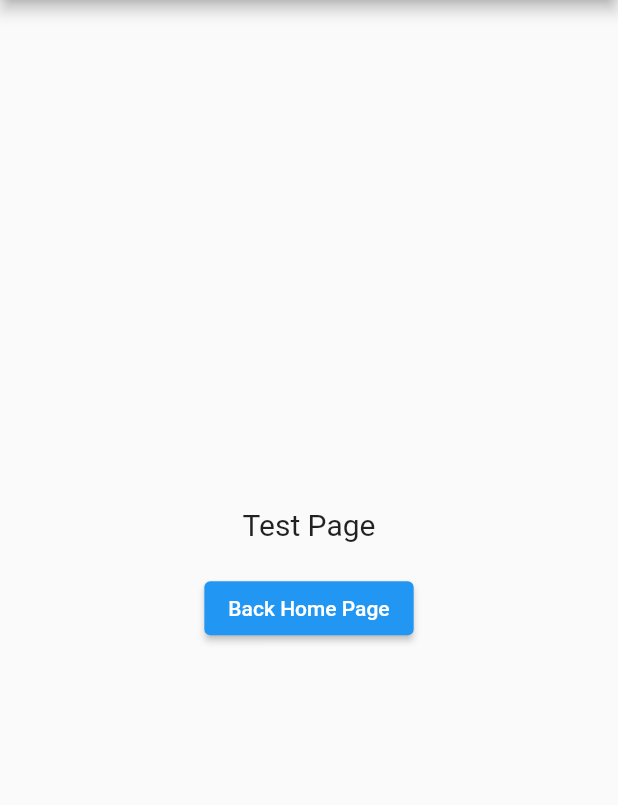
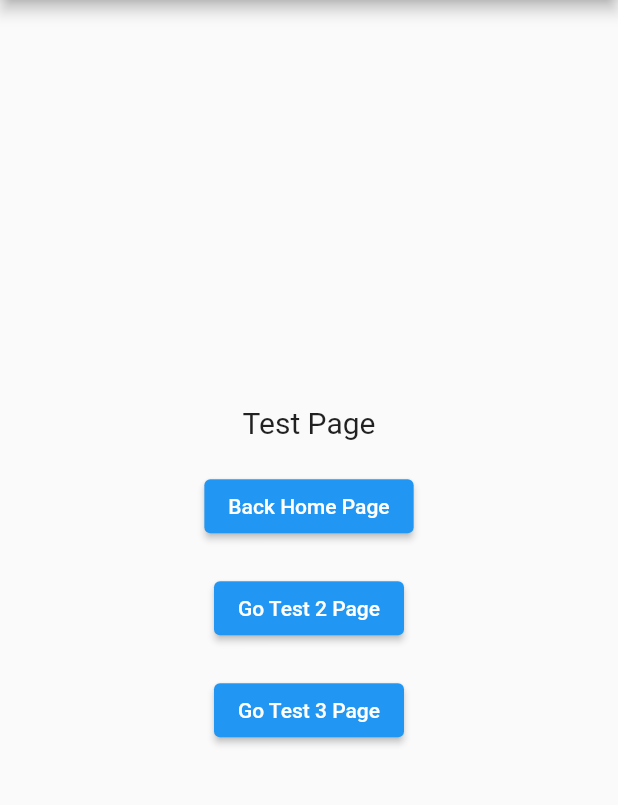
Before and after one commit to alihan-ulker/Flutter-Examples, a Flutter app: the ViewTest screen opened by its route, on a phone screen of 412 x 824 dp, the part 84-889 px from its top. Run offline on Flutter 3.47's test engine with Material 2 defaults, Android fonts, the light colour scheme and no system bars; our stand-ins replace fluro, flutter_spinkit, package_info_plus; missing offline and left inert: flutter_inappwebview.

Commit message:
test pages edited

```diff
--- a/flutter_fluro_example/lib/core/shared/ui_text.dart
+++ b/flutter_fluro_example/lib/core/shared/ui_text.dart
@@ -7,6 +7,9 @@ class UIText {
   static String buttonTest3 = "Test 3 Page";
 
   static String testsBackButton = "Back Home Page";
+  static String testButton = "Go Test Page";
+  static String test2Button = "Go Test 2 Page";
+  static String test3Button = "Go Test 3 Page";
 
   static String testPage = "Test Page";
   static String testPage2 = "Test 2 Page";
--- a/flutter_fluro_example/lib/src/views/view_test.dart
+++ b/flutter_fluro_example/lib/src/views/view_test.dart
@@ -33,6 +33,20 @@ class ViewTest extends StatelessWidget {
               },
               child: Text(UIText.testsBackButton),
             ),
+            const SizedBox(height: 20.0),
+            ElevatedButton(
+              onPressed: () {
+                AppUtils.startPush(context, route: Routes.testPage2);
+              },
+              child: Text(UIText.test2Button),
+            ),
+            const SizedBox(height: 20.0),
+            ElevatedButton(
+              onPressed: () {
+                AppUtils.startPush(context, route: Routes.testPage3);
+              },
+              child: Text(UIText.test3Button),
+            ),
           ],
         ));
   }
```
Also changed, not shown: flutter_fluro_example/lib/src/views/view_test_second.dart (+14 -0 lines), flutter_fluro_example/lib/src/views/view_test_third.dart (+14 -0 lines).
